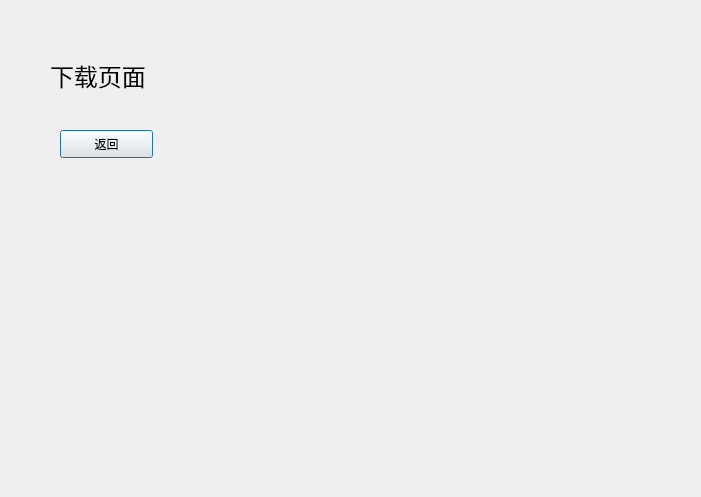
The window that dialogdownload.ui (JaySaligia/ftp-server) describes before a commit, drawn with Qt 5.
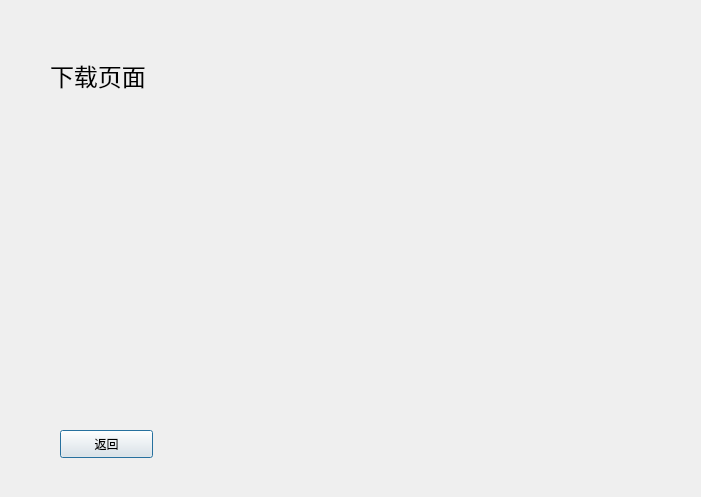
The same window after the commit.

The edit to the form file:
```diff
--- a/dialogdownload.ui
+++ b/dialogdownload.ui
@@ -17,7 +17,7 @@
    <property name="geometry">
     <rect>
      <x>60</x>
-     <y>130</y>
+     <y>430</y>
      <width>93</width>
      <height>28</height>
     </rect>
```
